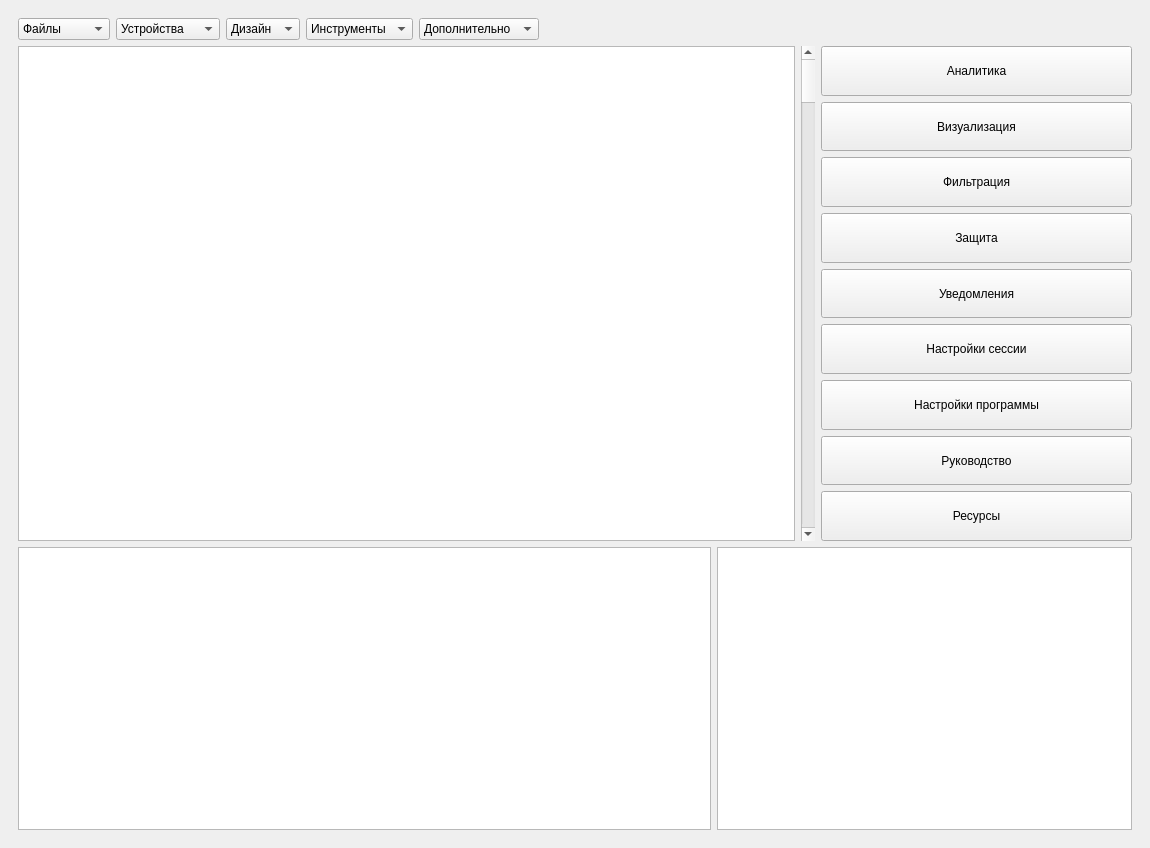
synestal/Sniffer-no-NDA, file mainwindow.ui: the form before one commit.
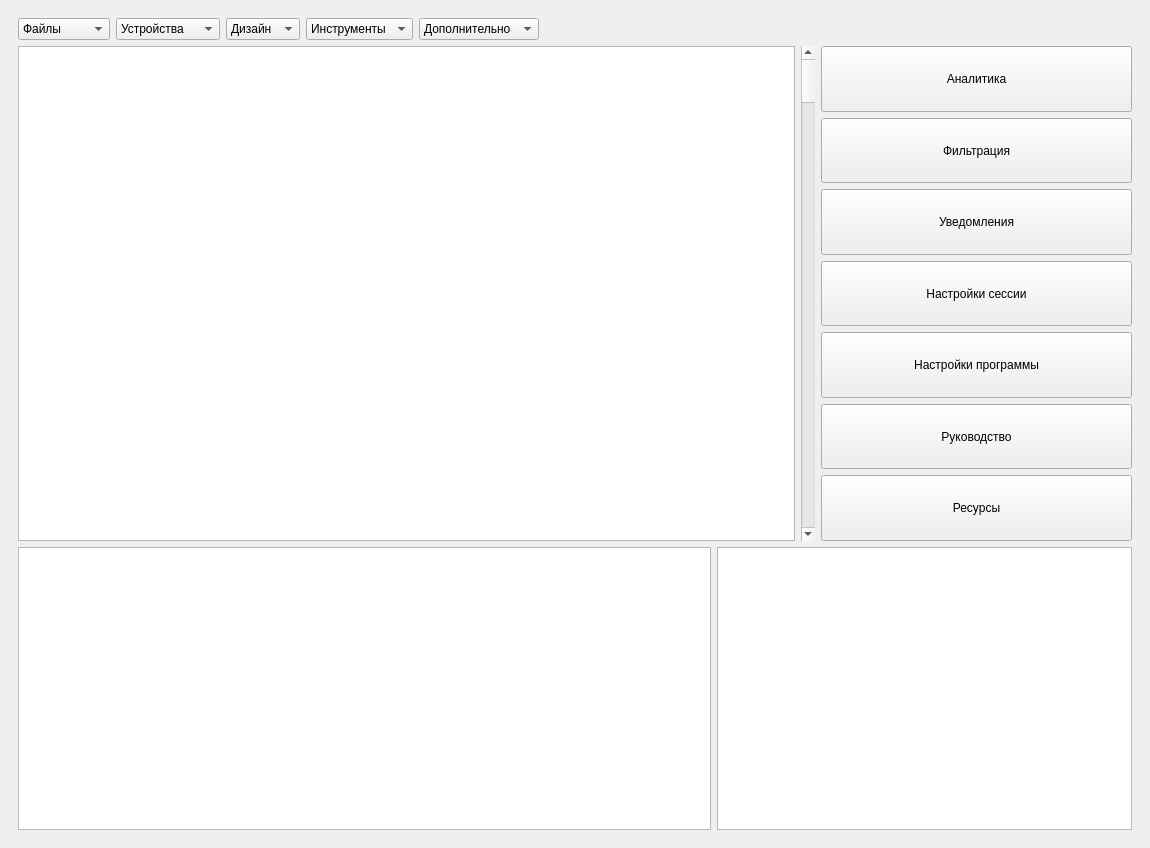
The form after the commit.

```diff
--- a/mainwindow.ui
+++ b/mainwindow.ui
@@ -134,7 +134,7 @@
             </widget>
            </item>
            <item>
-            <layout class="QVBoxLayout" name="verticalLayout_2" stretch="0,0,0,0,0,0,0,0,0">
+            <layout class="QVBoxLayout" name="verticalLayout_2" stretch="0,0,0,0,0,0,0">
              <property name="sizeConstraint">
               <enum>QLayout::SetMinAndMaxSize</enum>
              </property>
@@ -151,19 +151,6 @@
                </property>
               </widget>
              </item>
-             <item>
-              <widget class="QPushButton" name="pushButton_3">
-               <property name="sizePolicy">
-                <sizepolicy hsizetype="Minimum" vsizetype="Expanding">
-                 <horstretch>0</horstretch>
-                 <verstretch>0</verstretch>
-                </sizepolicy>
-               </property>
-               <property name="text">
-                <string>Визуализация</string>
-               </property>
-              </widget>
-             </item>
              <item>
               <widget class="QPushButton" name="pushButton_4">
                <property name="sizePolicy">
@@ -177,19 +164,6 @@
                </property>
               </widget>
              </item>
-             <item>
-              <widget class="QPushButton" name="pushButton">
-               <property name="sizePolicy">
-                <sizepolicy hsizetype="Minimum" vsizetype="Expanding">
-                 <horstretch>0</horstretch>
-                 <verstretch>0</verstretch>
-                </sizepolicy>
-               </property>
-               <property name="text">
-                <string>Защита</string>
-               </property>
-              </widget>
-             </item>
              <item>
               <widget class="QPushButton" name="pushButton_5">
                <property name="sizePolicy">
```
